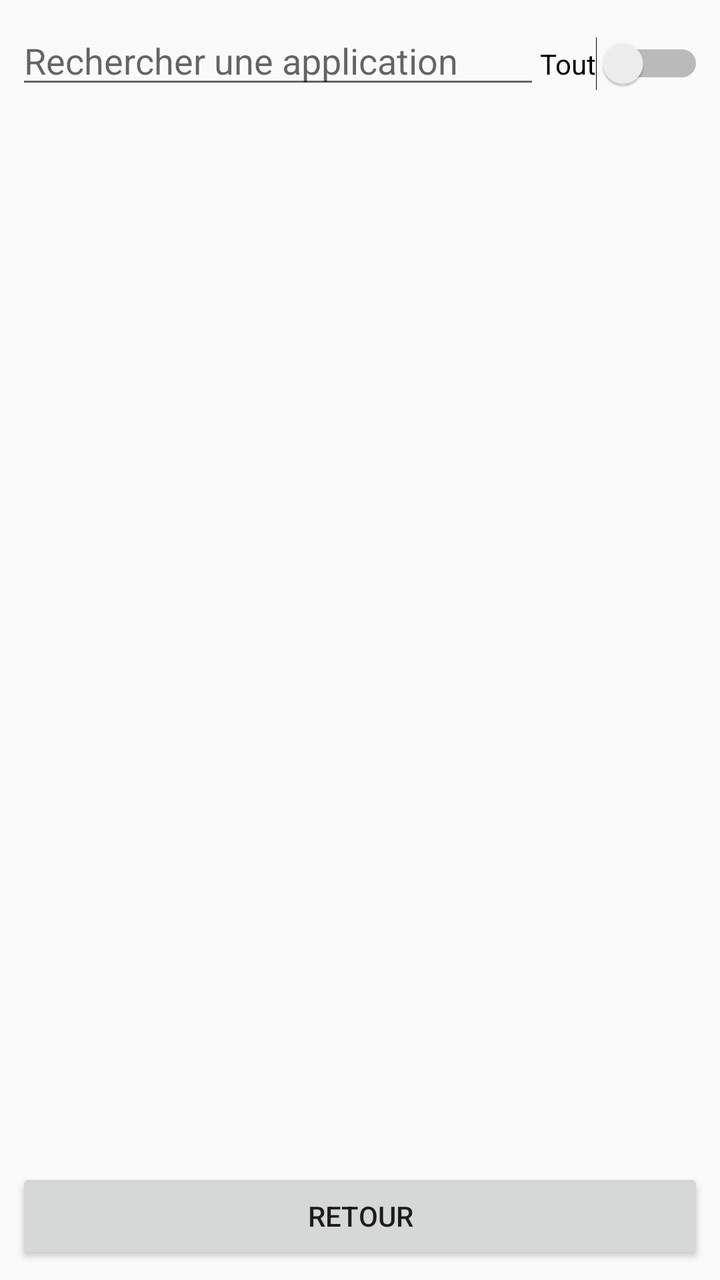
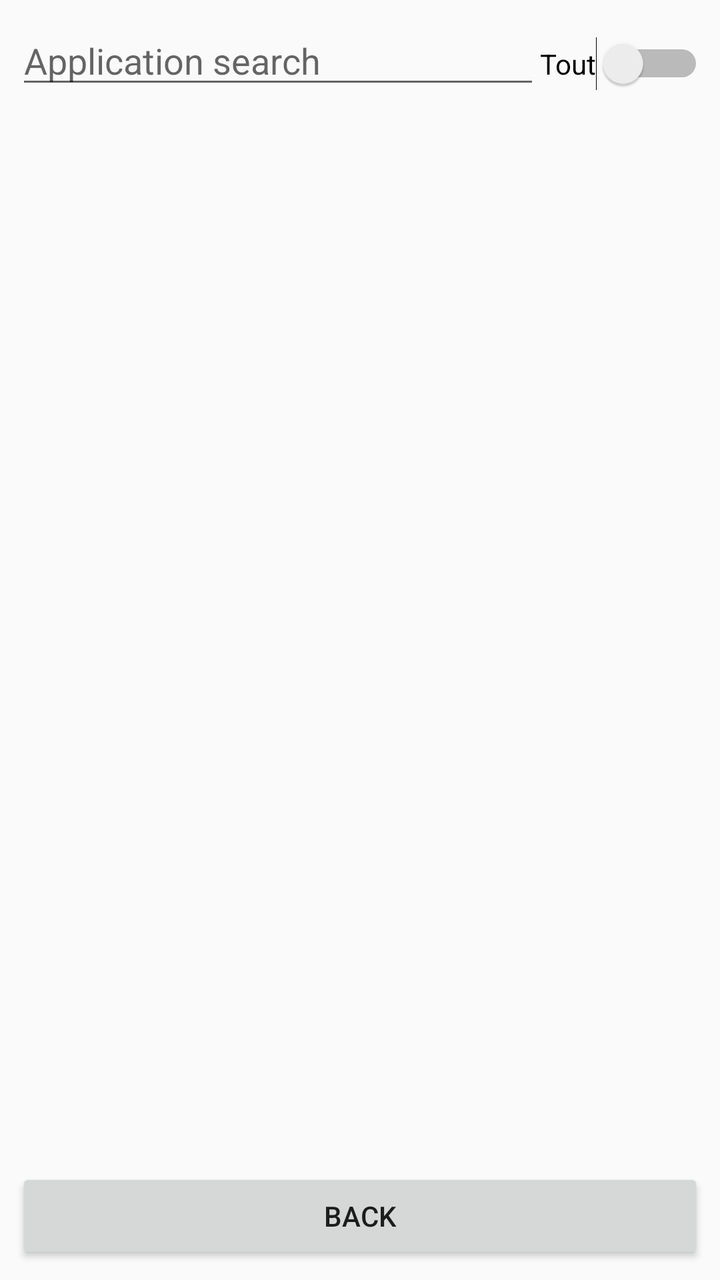

Before-and-after screenshots of an Android layout around one commit, followed by the original layout XML and the change that was made.
<!-- AndroidManifest.xml: activity theme AppTheme -->
<!-- res/layout/activity_app_selector.xml -->
<?xml version="1.0" encoding="utf-8"?>
<LinearLayout
    xmlns:android="http://schemas.android.com/apk/res/android"
    android:layout_width="match_parent"
    android:layout_height="match_parent"
    android:orientation="vertical"
    android:padding="8dp">

    <LinearLayout
        android:layout_width="match_parent"
        android:layout_height="wrap_content"
        android:orientation="horizontal">

        <EditText
            android:id="@+id/editSearch"
            android:layout_width="0dp"
            android:layout_height="wrap_content"
            android:layout_weight="1"
            android:hint="Rechercher une application"
            android:singleLine="true" />

        <Switch
            android:id="@+id/switchSelectAll"
            android:layout_width="wrap_content"
            android:layout_height="wrap_content"
            android:text="Tout" />

    </LinearLayout>

    <ListView
        android:id="@+id/listViewApps"
        android:layout_width="match_parent"
        android:layout_height="0dp"
        android:layout_weight="1"
        android:dividerHeight="1dp" />

    <Button
        android:id="@+id/buttonBack"
        android:layout_width="match_parent"
        android:layout_height="wrap_content"
        android:text="Retour" />

</LinearLayout>
<!-- resources referenced by this layout -->
<resources>
  <style name="AppTheme" parent="AppThemeBase">
      </style>
  <style name="AppThemeBase" parent="Theme.AppCompat.Light.NoActionBar">
          <item name="toolbarStyle">@style/NativeScriptToolbarStyle</item>
  
          <item name="colorPrimary">@color/ns_primary</item>
          <item name="colorPrimaryDark">@color/ns_primaryDark</item>
          <item name="colorAccent">@color/ns_accent</item>
  
          
          <item name="actionOverflowButtonStyle">@style/FaceclawOverflowButtonStyle</item>
      </style>
  <style name="NativeScriptToolbarStyle" parent="NativeScriptToolbarStyleBase">
      </style>
  <color name="ns_primary">#F5F5F5</color>
  <color name="ns_primaryDark">#757575</color>
  <color name="ns_accent">#65ADF1</color>
  <style name="FaceclawOverflowButtonStyle" parent="Widget.AppCompat.ActionButton.Overflow">
          <item name="android:tint">#FFFFFF</item>
      </style>
  <style name="NativeScriptToolbarStyleBase" parent="Widget.AppCompat.Toolbar">
          <item name="android:background">#424242</item>
          <item name="theme">@style/NativeScriptToolbarTheme</item>
          <item name="popupTheme">@style/NativeScriptToolbarPopupTheme</item>
      </style>
  <style name="NativeScriptToolbarTheme" parent="ThemeOverlay.AppCompat.Dark.ActionBar">
          <item name="android:textColorPrimary">#FFFFFF</item>
          <item name="android:textColorSecondary">#FFFFFF</item>
          <item name="colorControlNormal">#FFFFFF</item>
          <item name="actionMenuTextColor">#FFFFFF</item>
      </style>
  <style name="NativeScriptToolbarPopupTheme" parent="ThemeOverlay.AppCompat.Light">
          <item name="android:colorBackground">#FFFFFF</item>
          <item name="android:textColorPrimary">#222222</item>
          <item name="android:textColorSecondary">#555555</item>
          <item name="colorControlNormal">#222222</item>
      </style>
</resources>

<!-- the commit's change to res/layout/activity_app_selector.xml (unified diff, before → after) -->
@@ -16,7 +16,7 @@
             android:layout_width="0dp"
             android:layout_height="wrap_content"
             android:layout_weight="1"
-            android:hint="Rechercher une application"
+            android:hint="Application search"
             android:singleLine="true" />
 
         <Switch
@@ -38,6 +38,6 @@
         android:id="@+id/buttonBack"
         android:layout_width="match_parent"
         android:layout_height="wrap_content"
-        android:text="Retour" />
+        android:text="Back" />
 
 </LinearLayout>
